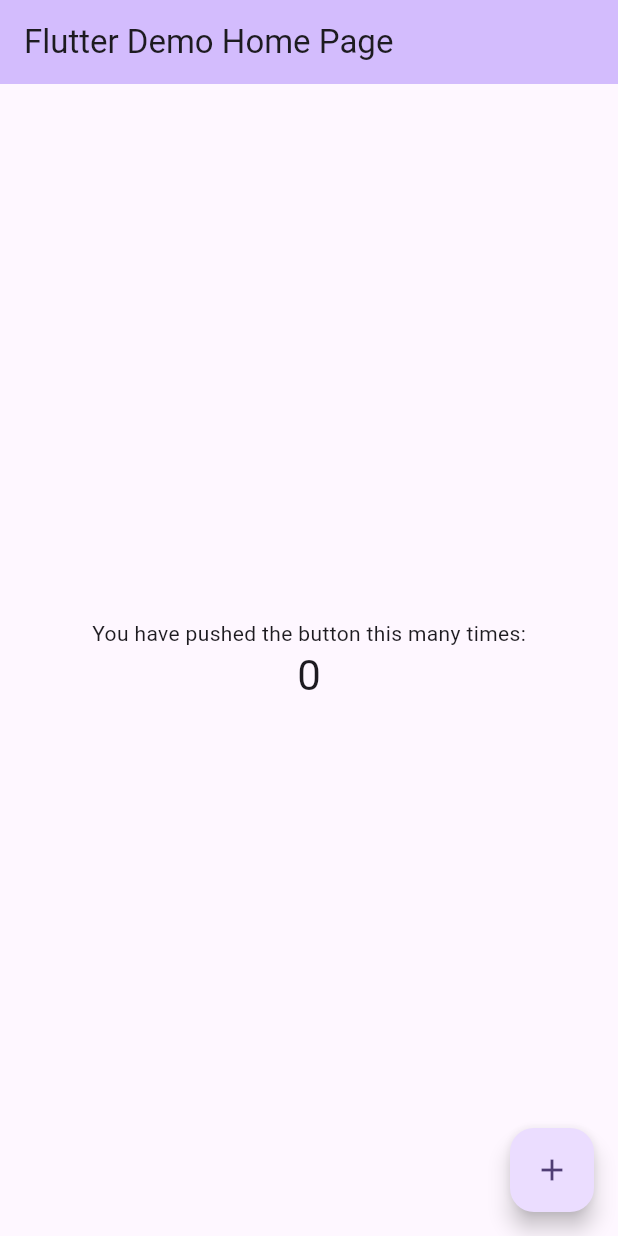
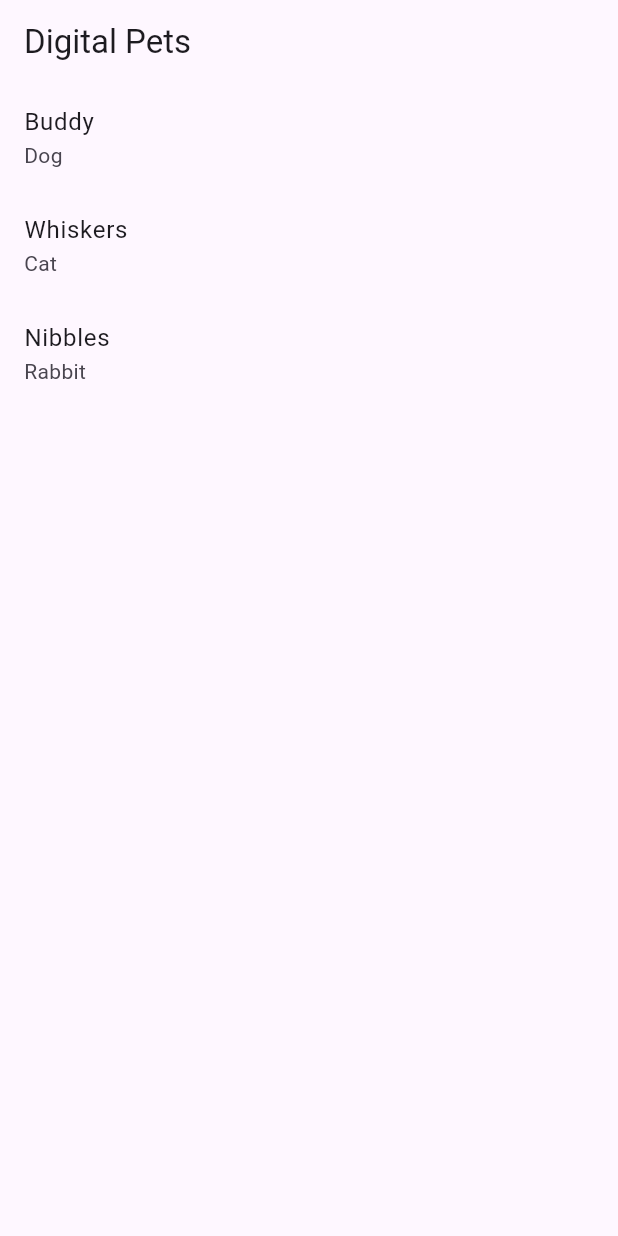
Before and after one commit to SahilJawed/digital_pet_app, a Flutter app: the screen it shows after launch, on a phone screen of 412 x 824 dp. Run offline on Flutter 3.47's test engine with Material 3 defaults, Android fonts, the phone set to English and light mode, and no system bars.

Commit message:
Updated test code to Digital Pet Application

```diff
--- a/lib/main.dart
+++ b/lib/main.dart
@@ -1,125 +1,74 @@
 import 'package:flutter/material.dart';
 
 void main() {
-  runApp(const MyApp());
+  runApp(DigitalPetApp());
 }
 
-class MyApp extends StatelessWidget {
-  const MyApp({super.key});
-
-  // This widget is the root of your application.
+class DigitalPetApp extends StatelessWidget {
   @override
   Widget build(BuildContext context) {
     return MaterialApp(
-      title: 'Flutter Demo',
+      title: 'Digital Pet App',
       theme: ThemeData(
-        // This is the theme of your application.
-        //
-        // TRY THIS: Try running your application with "flutter run". You'll see
-        // the application has a purple toolbar. Then, without quitting the app,
-        // try changing the seedColor in the colorScheme below to Colors.green
-        // and then invoke "hot reload" (save your changes or press the "hot
-        // reload" button in a Flutter-supported IDE, or press "r" if you used
-        // the command line to start the app).
-        //
-        // Notice that the counter didn't reset back to zero; the application
-        // state is not lost during the reload. To reset the state, use hot
-        // restart instead.
-        //
-        // This works for code too, not just values: Most code changes can be
-        // tested with just a hot reload.
-        colorScheme: ColorScheme.fromSeed(seedColor: Colors.deepPurple),
-        useMaterial3: true,
+        primarySwatch: Colors.blue,
       ),
-      home: const MyHomePage(title: 'Flutter Demo Home Page'),
+      home: PetListScreen(),
     );
   }
 }
 
-class MyHomePage extends StatefulWidget {
-  const MyHomePage({super.key, required this.title});
-
-  // This widget is the home page of your application. It is stateful, meaning
-  // that it has a State object (defined below) that contains fields that affect
-  // how it looks.
-
-  // This class is the configuration for the state. It holds the values (in this
-  // case the title) provided by the parent (in this case the App widget) and
-  // used by the build method of the State. Fields in a Widget subclass are
-  // always marked "final".
-
-  final String title;
-
-  @override
-  State<MyHomePage> createState() => _MyHomePageState();
-}
-
-class _MyHomePageState extends State<MyHomePage> {
-  int _counter = 0;
-
-  void _incrementCounter() {
-    setState(() {
-      // This call to setState tells the Flutter framework that something has
-      // changed in this State, which causes it to rerun the build method below
-      // so that the display can reflect the updated values. If we changed
-      // _counter without calling setState(), then the build method would not be
-      // called again, and so nothing would appear to happen.
-      _counter++;
-    });
-  }
+class PetListScreen extends StatelessWidget {
+  final List<Map<String, String>> pets = [
+    {"name": "Buddy", "type": "Dog", "description": "Loyal and friendly."},
+    {"name": "Whiskers", "type": "Cat", "description": "Loves to nap all day."},
+    {"name": "Nibbles", "type": "Rabbit", "description": "Eats a lot of carrots!"},
+  ];
 
   @override
   Widget build(BuildContext context) {
-    // This method is rerun every time setState is called, for instance as done
-    // by the _incrementCounter method above.
-    //
-    // The Flutter framework has been optimized to make rerunning build methods
-    // fast, so that you can just rebuild anything that needs updating rather
-    // than having to individually change instances of widgets.
     return Scaffold(
-      appBar: AppBar(
-        // TRY THIS: Try changing the color here to a specific color (to
-        // Colors.amber, perhaps?) and trigger a hot reload to see the AppBar
-        // change color while the other colors stay the same.
-        backgroundColor: Theme.of(context).colorScheme.inversePrimary,
-        // Here we take the value from the MyHomePage object that was created by
-        // the App.build method, and use it to set our appbar title.
-        title: Text(widget.title),
+      appBar: AppBar(title: Text("Digital Pets")),
+      body: ListView.builder(
+        itemCount: pets.length,
+        itemBuilder: (context, index) {
+          return ListTile(
+            title: Text(pets[index]['name']!),
+            subtitle: Text(pets[index]['type']!),
+            onTap: () {
+              Navigator.push(
+                context,
+                MaterialPageRoute(
+                  builder: (context) => PetDetailScreen(pet: pets[index]),
+                ),
+              );
+            },
+          );
+        },
       ),
-      body: Center(
-        // Center is a layout widget. It takes a single child and positions it
-        // in the middle of the parent.
+    );
+  }
+}
+
+class PetDetailScreen extends StatelessWidget {
+  final Map<String, String> pet;
+
+  PetDetailScreen({required this.pet});
+
+  @override
+  Widget build(BuildContext context) {
+    return Scaffold(
+      appBar: AppBar(title: Text(pet['name']!)),
+      body: Padding(
+        padding: EdgeInsets.all(16.0),
         child: Column(
-          // Column is also a layout widget. It takes a list of children and
-          // arranges them vertically. By default, it sizes itself to fit its
-          // children horizontally, and tries to be as tall as its parent.
-          //
-          // Column has various properties to control how it sizes itself and
-          // how it positions its children. Here we use mainAxisAlignment to
-          // center the children vertically; the main axis here is the vertical
-          // axis because Columns are vertical (the cross axis would be
-          // horizontal).
-          //
-          // TRY THIS: Invoke "debug painting" (choose the "Toggle Debug Paint"
-          // action in the IDE, or press "p" in the console), to see the
-          // wireframe for each widget.
-          mainAxisAlignment: MainAxisAlignment.center,
-          children: <Widget>[
-            const Text(
-              'You have pushed the button this many times:',
-            ),
-            Text(
-              '$_counter',
-              style: Theme.of(context).textTheme.headlineMedium,
-            ),
+          crossAxisAlignment: CrossAxisAlignment.start,
+          children: [
+            Text("Type: ${pet['type']}", style: TextStyle(fontSize: 20, fontWeight: FontWeight.bold)),
+            SizedBox(height: 10),
+            Text("Description: ${pet['description']}", style: TextStyle(fontSize: 16)),
           ],
         ),
       ),
-      floatingActionButton: FloatingActionButton(
-        onPressed: _incrementCounter,
-        tooltip: 'Increment',
-        child: const Icon(Icons.add),
-      ), // This trailing comma makes auto-formatting nicer for build methods.
     );
   }
 }
```
